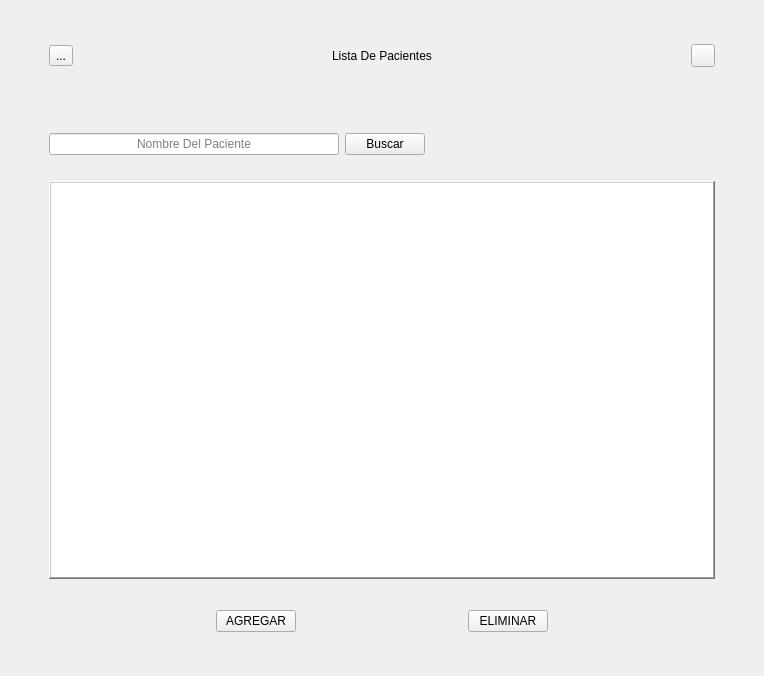
The window that Lista_Clientes.ui (Matapuercos666/OPTICA) describes before a commit, drawn with Qt 5.
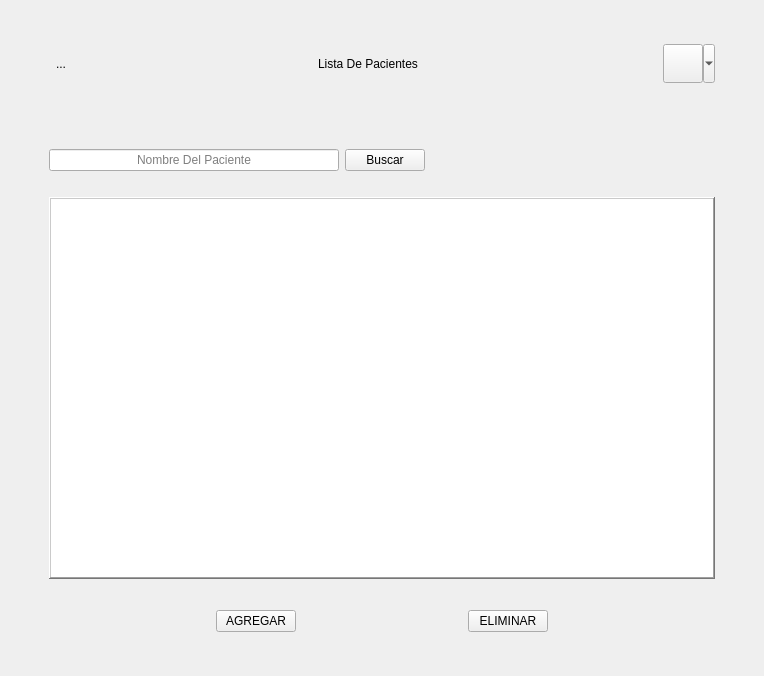
The same window after the commit. Icons and pictures are not drawn.

What changed in the file:
```diff
--- a/Lista_Clientes.ui
+++ b/Lista_Clientes.ui
@@ -35,6 +35,15 @@
          <layout class="QHBoxLayout" name="horizontalLayout_5">
           <item>
            <widget class="QToolButton" name="Regresar">
+            <property name="enabled">
+             <bool>true</bool>
+            </property>
+            <property name="font">
+             <font>
+              <underline>false</underline>
+              <kerning>true</kerning>
+             </font>
+            </property>
             <property name="layoutDirection">
              <enum>Qt::LayoutDirection::LeftToRight</enum>
             </property>
@@ -44,6 +53,9 @@
             <property name="icon">
              <iconset theme="QIcon::ThemeIcon::GoPrevious"/>
             </property>
+            <property name="autoRaise">
+             <bool>true</bool>
+            </property>
            </widget>
           </item>
           <item>
@@ -88,7 +100,17 @@
              <string/>
             </property>
             <property name="icon">
-             <iconset theme="QIcon::ThemeIcon::UserAvailable"/>
+             <iconset resource="RECURSOS.qrc">
+              <normaloff>:/IMAGENES/IMAGENES/LOGOS/Logo con fondo gris.png</normaloff>:/IMAGENES/IMAGENES/LOGOS/Logo con fondo gris.png</iconset>
+            </property>
+            <property name="iconSize">
+             <size>
+              <width>32</width>
+              <height>32</height>
+             </size>
+            </property>
+            <property name="popupMode">
+             <enum>QToolButton::ToolButtonPopupMode::MenuButtonPopup</enum>
             </property>
            </widget>
           </item>
```
Left out of the diff: 6 changed lines with no effect on the pictures.
